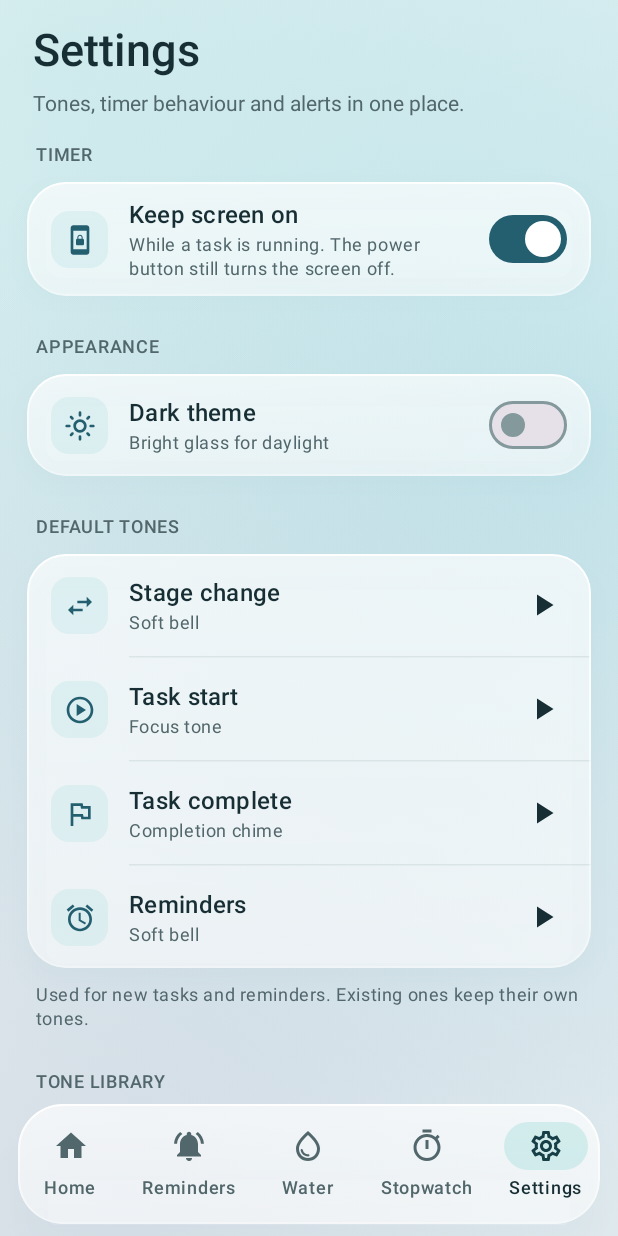
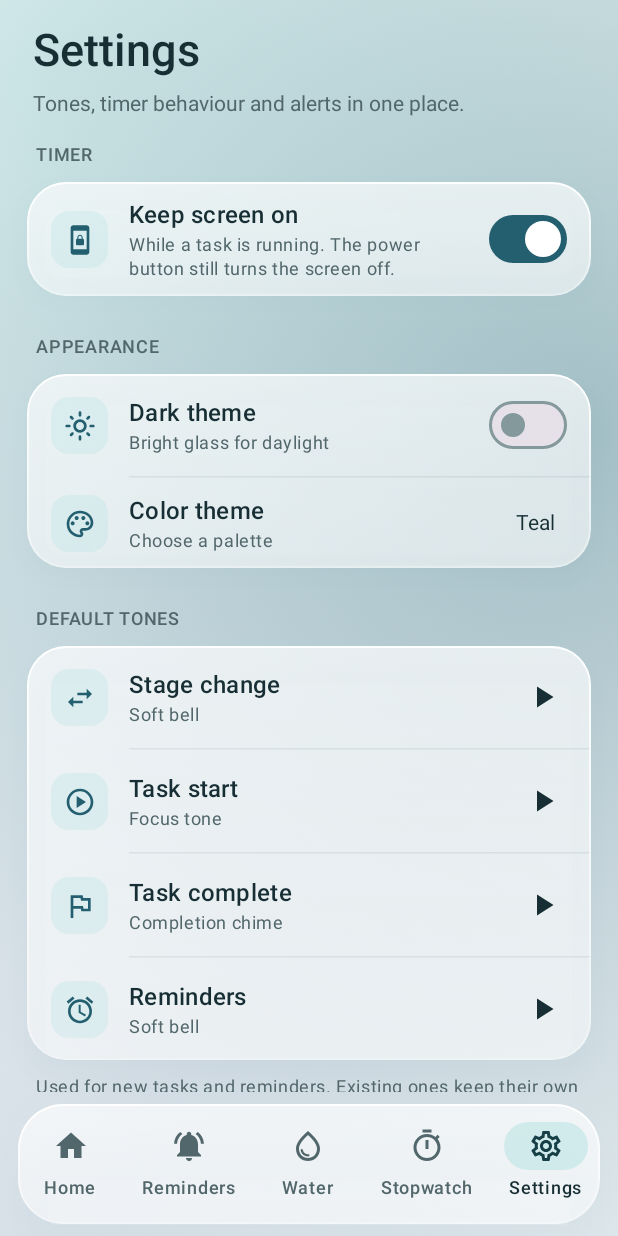
Before and after one commit to akshay-snpune/Alarming, an Android app built with Jetpack Compose: the screen it shows after launch (MainActivity), item 5 of the bottom bar chosen, on a phone screen of 412 x 824 dp. Run offline under Robolectric (Android 15) with nearby library versions, the phone set to English and light mode, and no system bars; our stand-ins replace Room's generated code.

Commit message:
feat: add color theme selection to settings
- Introduced a new setting for users to choose their preferred color theme.
- Added a modal bottom sheet for theme selection with radio buttons for each theme.
- Updated SettingsViewModel to handle color theme changes.
- Enhanced AlarmingTheme to support multiple color schemes based on user selection.
- Updated AlarmingApp to apply the selected color theme to the UI.
- Added unit tests for AppColorTheme to ensure distinct light and dark primary colors.
- Removed outdated architecture and development progress documentation.

Signed-off-by: Akshay Jadhav <akshay.jadhav@springernature.com>

```diff
--- a/app/src/main/java/com/alarming/feature/settings/AppSettingsStore.kt
+++ b/app/src/main/java/com/alarming/feature/settings/AppSettingsStore.kt
@@ -15,6 +15,7 @@ import kotlinx.coroutines.flow.map
 
 data class AppSettings(
     val darkTheme: Boolean = false,
+    val colorTheme: AppColorTheme = AppColorTheme.TEAL,
     val keepScreenOn: Boolean = true,
     val defaultStageTone: String = "Soft bell",
     val defaultStartTone: String = "Focus tone",
@@ -22,6 +23,18 @@ data class AppSettings(
     val defaultReminderTone: String = "Soft bell",
     val defaultVibration: Boolean = false,
 )
+
+enum class AppColorTheme(val label: String, val storageKey: String) {
+    TEAL("Teal", "teal"),
+    LAVENDER("Lavender", "lavender"),
+    ROSE("Rose", "rose"),
+    GRAPHITE("Graphite", "graphite");
+
+    companion object {
+        fun fromStorageKey(key: String?): AppColorTheme =
+            entries.firstOrNull { it.storageKey == key } ?: TEAL
+    }
+}
 
 enum class DefaultToneSlot { STAGE, START, COMPLETION, REMINDER }
 
@@ -35,6 +48,7 @@ class AppSettingsStore private constructor(context: Context) {
         .map(::toSettings)
 
     suspend fun setDarkTheme(enabled: Boolean) = store.edit { it[DARK_THEME] = enabled }
+    suspend fun setColorTheme(theme: AppColorTheme) = store.edit { it[COLOR_THEME] = theme.storageKey }
     suspend fun setKeepScreenOn(enabled: Boolean) = store.edit { it[KEEP_SCREEN_ON] = enabled }
     suspend fun setDefaultVibration(enabled: Boolean) = store.edit { it[DEFAULT_VIBRATION] = enabled }
     suspend fun setDefaultTone(slot: DefaultToneSlot, toneId: String) = store.edit { it[keyFor(slot)] = toneId }
@@ -45,6 +59,7 @@ class AppSettingsStore private constructor(context: Context) {
         val defaults = AppSettings()
         return AppSettings(
             darkTheme = prefs[DARK_THEME] ?: defaults.darkTheme,
+            colorTheme = AppColorTheme.fromStorageKey(prefs[COLOR_THEME]),
             keepScreenOn = prefs[KEEP_SCREEN_ON] ?: defaults.keepScreenOn,
             defaultStageTone = prefs[STAGE_TONE] ?: defaults.defaultStageTone,
             defaultStartTone = prefs[START_TONE] ?: defaults.defaultStartTone,
@@ -56,6 +71,7 @@ class AppSettingsStore private constructor(context: Context) {
 
     companion object {
         private val DARK_THEME = booleanPreferencesKey("dark_theme")
+        private val COLOR_THEME = stringPreferencesKey("color_theme")
         private val KEEP_SCREEN_ON = booleanPreferencesKey("keep_screen_on")
         private val DEFAULT_VIBRATION = booleanPreferencesKey("default_vibration")
         private val STAGE_TONE = stringPreferencesKey("default_stage_tone")
--- a/app/src/main/java/com/alarming/feature/settings/SettingsScreen.kt
+++ b/app/src/main/java/com/alarming/feature/settings/SettingsScreen.kt
@@ -41,6 +41,7 @@ import androidx.compose.material.icons.outlined.ExpandMore
 import androidx.compose.material.icons.outlined.LightMode
 import androidx.compose.material.icons.outlined.LibraryMusic
 import androidx.compose.material.icons.outlined.Notifications
+import androidx.compose.material.icons.outlined.Palette
 import androidx.compose.material.icons.outlined.PlayCircle
 import androidx.compose.material.icons.outlined.Flag
 import androidx.compose.material.icons.outlined.ScreenLockPortrait
@@ -53,6 +54,7 @@ import androidx.compose.material3.Icon
 import androidx.compose.material3.IconButton
 import androidx.compose.material3.MaterialTheme
 import androidx.compose.material3.ModalBottomSheet
+import androidx.compose.material3.RadioButton
 import androidx.compose.material3.Switch
 import androidx.compose.material3.Text
 import androidx.compose.material3.TextButton
@@ -95,6 +97,7 @@ internal fun SettingsScreen(model: SettingsViewModel, modifier: Modifier = Modif
     var previewError by remember { mutableStateOf<String?>(null) }
     val preview = rememberTonePreview { previewError = it }
     var choosingDefault by remember { mutableStateOf<DefaultToneSlot?>(null) }
+    var choosingTheme by remember { mutableStateOf(false) }
     var deleting by remember { mutableStateOf<ReminderTone?>(null) }
     var showBuiltIn by remember { mutableStateOf(false) }
 
@@ -131,6 +134,15 @@ internal fun SettingsScreen(model: SettingsViewModel, modifier: Modifier = Modif
                 checked = settings.darkTheme,
                 onCheckedChange = model::setDarkTheme,
             )
+            RowDivider()
+            SettingRow(
+                icon = Icons.Outlined.Palette,
+                title = "Color theme",
+                subtitle = "Choose a palette",
+                onClick = { choosingTheme = true },
+            ) {
+                Text(settings.colorTheme.label, style = MaterialTheme.typography.bodyMedium, modifier = Modifier.padding(end = 16.dp))
+            }
         }
 
         Spacer(Modifier.height(6.dp))
@@ -236,6 +248,41 @@ internal fun SettingsScreen(model: SettingsViewModel, modifier: Modifier = Modif
                     model.setDefaultTone(slot, id)
                     choosingDefault = null
                 }, showImportHint = false)
+                Spacer(Modifier.height(12.dp))
+            }
+        }
+    }
+
+    if (choosingTheme) {
+        ModalBottomSheet(
+            onDismissRequest = { choosingTheme = false },
+            sheetState = rememberModalBottomSheetState(skipPartiallyExpanded = true),
+            shape = RoundedCornerShape(topStart = 30.dp, topEnd = 30.dp),
+        ) {
+            Column(
+                Modifier.verticalScroll(rememberScrollState()).padding(horizontal = 20.dp).navigationBarsPadding(),
+                verticalArrangement = Arrangement.spacedBy(4.dp),
+            ) {
+                Text("Color theme", style = MaterialTheme.typography.headlineSmall, modifier = Modifier.padding(bottom = 8.dp))
+                AppColorTheme.entries.forEach { theme ->
+                    SettingRow(
+                        icon = Icons.Outlined.Palette,
+                        title = theme.label,
+                        subtitle = if (theme == settings.colorTheme) "Selected" else "Choose this palette",
+                        onClick = {
+                            model.setColorTheme(theme)
+                            choosingTheme = false
+                        },
+                    ) {
+                        RadioButton(
+                            selected = theme == settings.colorTheme,
+                            onClick = {
+                                model.setColorTheme(theme)
+                                choosingTheme = false
+                            },
+                        )
+                    }
+                }
                 Spacer(Modifier.height(12.dp))
             }
         }
--- a/app/src/main/java/com/alarming/feature/settings/SettingsViewModel.kt
+++ b/app/src/main/java/com/alarming/feature/settings/SettingsViewModel.kt
@@ -18,6 +18,7 @@ class SettingsViewModel(application: Application) : AndroidViewModel(application
     val toneDeletionError = MutableStateFlow<String?>(null)
 
     fun setDarkTheme(enabled: Boolean) { viewModelScope.launch { store.setDarkTheme(enabled) } }
+    fun setColorTheme(theme: AppColorTheme) { viewModelScope.launch { store.setColorTheme(theme) } }
     fun setKeepScreenOn(enabled: Boolean) { viewModelScope.launch { store.setKeepScreenOn(enabled) } }
     fun setDefaultVibration(enabled: Boolean) { viewModelScope.launch { store.setDefaultVibration(enabled) } }
     fun setDefaultTone(slot: DefaultToneSlot, toneId: String) { viewModelScope.launch { store.setDefaultTone(slot, toneId) } }
--- a/app/src/main/java/com/alarming/ui/AlarmingApp.kt
+++ b/app/src/main/java/com/alarming/ui/AlarmingApp.kt
@@ -1,7 +1,6 @@
 package com.alarming.ui
 
 import android.app.Activity
-import android.graphics.Color as AndroidColor
 import android.media.AudioAttributes
 import android.media.SoundPool
 import android.os.Handler
@@ -93,7 +92,9 @@ import androidx.compose.ui.Modifier
 import androidx.compose.ui.draw.clip
 import androidx.compose.ui.geometry.Offset
 import androidx.compose.ui.graphics.StrokeCap
+import androidx.compose.ui.graphics.luminance
 import androidx.compose.ui.graphics.drawscope.Stroke
+import androidx.compose.ui.graphics.toArgb
 import androidx.compose.ui.platform.LocalContext
 import androidx.compose.ui.platform.LocalView
 import androidx.compose.ui.res.painterResource
@@ -120,17 +121,18 @@ internal fun AlarmingApp(viewModel: PrototypeViewModel = viewModel()) {
     val reminders by remindersModel.records.collectAsStateWithLifecycle()
     val upcoming = reminders.filter { it.enabled && !it.completed && it.nextTrigger != null }.minByOrNull { it.nextTrigger!! }
 
-    AlarmingTheme(darkTheme = settings.darkTheme) {
+    AlarmingTheme(darkTheme = settings.darkTheme, colorTheme = settings.colorTheme) {
+        val colors = MaterialTheme.colorScheme
+        val useLightSystemBars = colors.background.luminance() > 0.5f
         SideEffect {
             val activity = context as? Activity
             activity?.window?.let { window ->
-                val isDark = settings.darkTheme
-                window.statusBarColor = if (isDark) AndroidColor.rgb(16, 29, 34) else AndroidColor.rgb(240, 247, 247)
-                window.navigationBarColor = if (isDark) AndroidColor.rgb(16, 29, 34) else AndroidColor.rgb(249, 253, 253)
-                window.decorView.systemUiVisibility = if (isDark) {
+                window.statusBarColor = colors.background.toArgb()
+                window.navigationBarColor = colors.surface.toArgb()
+                window.decorView.systemUiVisibility = if (useLightSystemBars) {
+                    View.SYSTEM_UI_FLAG_LIGHT_STATUS_BAR or View.SYSTEM_UI_FLAG_LIGHT_NAVIGATION_BAR
+                } else {
                     0
-                } else {
-                    View.SYSTEM_UI_FLAG_LIGHT_STATUS_BAR or View.SYSTEM_UI_FLAG_LIGHT_NAVIGATION_BAR
                 }
             }
         }
--- a/app/src/main/java/com/alarming/ui/AlarmingTheme.kt
+++ b/app/src/main/java/com/alarming/ui/AlarmingTheme.kt
@@ -1,6 +1,7 @@
 package com.alarming.ui
 
 import androidx.compose.material3.MaterialTheme
+import androidx.compose.material3.ColorScheme
 import androidx.compose.material3.darkColorScheme
 import androidx.compose.material3.lightColorScheme
 import androidx.compose.runtime.Composable
@@ -13,8 +14,9 @@ import androidx.compose.material3.Typography
 import androidx.compose.material3.Shapes
 import androidx.compose.foundation.shape.RoundedCornerShape
 import androidx.compose.ui.unit.dp
+import com.alarming.feature.settings.AppColorTheme
 
-private val LightColors = lightColorScheme(
+private val TealLightColors = lightColorScheme(
     primary = Color(0xFF245F70),
     onPrimary = Color(0xFFFFFFFF),
     secondary = Color(0xFFB9E3E4),
@@ -29,7 +31,7 @@ private val LightColors = lightColorScheme(
     outline = Color(0xFF83999C),
 )
 
-private val DarkColors = darkColorScheme(
+private val TealDarkColors = darkColorScheme(
     primary = Color(0xFFA3D3DF),
     onPrimary = Color(0xFF103942),
     secondary = Color(0xFF94CFD0),
@@ -43,6 +45,103 @@ private val DarkColors = darkColorScheme(
     onSurfaceVariant = Color(0xFFB5C9CB),
     outline = Color(0xFF789397),
 )
+
+private val LavenderLightColors = lightColorScheme(
+    primary = Color(0xFF6553A4),
+    onPrimary = Color.White,
+    secondary = Color(0xFFDED2F4),
+    onSecondary = Color(0xFF31244A),
+    tertiary = Color(0xFF8961A8),
+    background = Color(0xFFF8F5FC),
+    onBackground = Color(0xFF21172B),
+    surface = Color(0xFFFFFBFF),
+    onSurface = Color(0xFF21172B),
+    surfaceVariant = Color(0xFFEAE2F0),
+    onSurfaceVariant = Color(0xFF50465A),
+    outline = Color(0xFF81758B),
+)
+
+private val LavenderDarkColors = darkColorScheme(
+    primary = Color(0xFFD0BCFF),
+    onPrimary = Color(0xFF35275A),
+    secondary = Color(0xFF4C3D67),
+    onSecondary = Color(0xFFE8DDFF),
+    tertiary = Color(0xFFE2B8F4),
+    background = Color(0xFF1B1724),
+    onBackground = Color(0xFFEAE0F4),
+    surface = Color(0xFF251F30),
+    onSurface = Color(0xFFEAE0F4),
+    surfaceVariant = Color(0xFF383143),
+    onSurfaceVariant = Color(0xFFC9BED2),
+    outline = Color(0xFF93889C),
+)
+
+private val RoseLightColors = lightColorScheme(
+    primary = Color(0xFFA34463),
+    onPrimary = Color.White,
+    secondary = Color(0xFFF2CDD7),
+    onSecondary = Color(0xFF4A1D2D),
+    tertiary = Color(0xFF83506A),
+    background = Color(0xFFFFF5F7),
+    onBackground = Color(0xFF321A22),
+    surface = Color(0xFFFFFBFC),
+    onSurface = Color(0xFF321A22),
+    surfaceVariant = Color(0xFFF1DFE4),
+    onSurfaceVariant = Color(0xFF55434A),
+    outline = Color(0xFF89747B),
+)
+
+private val RoseDarkColors = darkColorScheme(
+    primary = Color(0xFFFFB1C4),
+    onPrimary = Color(0xFF5B1129),
+    secondary = Color(0xFF704052),
+    onSecondary = Color(0xFFFFD9E2),
+    tertiary = Color(0xFFE7B8CF),
+    background = Color(0xFF25171C),
+    onBackground = Color(0xFFF4DDE3),
+    surface = Color(0xFF302126),
+    onSurface = Color(0xFFF4DDE3),
+    surfaceVariant = Color(0xFF4A3139),
+    onSurfaceVariant = Color(0xFFD7BFC6),
+    outline = Color(0xFFA58A93),
+)
+
+private val GraphiteLightColors = lightColorScheme(
+    primary = Color(0xFF4D5968),
+    onPrimary = Color.White,
+    secondary = Color(0xFFCAD6E2),
+    onSecondary = Color(0xFF202A34),
+    tertiary = Color(0xFF527A91),
+    background = Color(0xFFF4F5F7),
+    onBackground = Color(0xFF1A1D21),
+    surface = Color(0xFFFBFCFD),
+    onSurface = Color(0xFF1A1D21),
+    surfaceVariant = Color(0xFFE1E6EB),
+    onSurfaceVariant = Color(0xFF434B54),
+    outline = Color(0xFF737D87),
+)
+
+private val GraphiteDarkColors = darkColorScheme(
+    primary = Color(0xFFB8C7D9),
+    onPrimary = Color(0xFF23303C),
+    secondary = Color(0xFF42515F),
+    onSecondary = Color(0xFFDCE7F4),
+    tertiary = Color(0xFF9AC8DE),
+    background = Color(0xFF15191E),
+    onBackground = Color(0xFFE1E5EA),
+    surface = Color(0xFF1D2329),
+    onSurface = Color(0xFFE1E5EA),
+    surfaceVariant = Color(0xFF313A43),
+    onSurfaceVariant = Color(0xFFC0C9D2),
+    outline = Color(0xFF8D9AA5),
+)
+
+internal fun appColorScheme(theme: AppColorTheme, darkTheme: Boolean): ColorScheme = when (theme) {
+    AppColorTheme.TEAL -> if (darkTheme) TealDarkColors else TealLightColors
+    AppColorTheme.LAVENDER -> if (darkTheme) LavenderDarkColors else LavenderLightColors
+    AppColorTheme.ROSE -> if (darkTheme) RoseDarkColors else RoseLightColors
+    AppColorTheme.GRAPHITE -> if (darkTheme) GraphiteDarkColors else GraphiteLightColors
+}
 
 private val AppTypography = Typography(
     displayLarge = TextStyle(
@@ -99,10 +198,11 @@ private val AppShapes = Shapes(
 @Composable
 fun AlarmingTheme(
     darkTheme: Boolean = false,
+    colorTheme: AppColorTheme = AppColorTheme.TEAL,
     content: @Composable () -> Unit,
 ) {
     MaterialTheme(
-        colorScheme = if (darkTheme) DarkColors else LightColors,
+        colorScheme = appColorScheme(colorTheme, darkTheme),
         typography = AppTypography,
         shapes = AppShapes,
         content = content,
--- a/app/src/main/java/com/alarming/ui/Glass.kt
+++ b/app/src/main/java/com/alarming/ui/Glass.kt
@@ -95,7 +95,7 @@ internal fun GlassBackground(modifier: Modifier = Modifier, content: @Composable
     val dark = isDarkGlass()
     val pools = listOf(
         Triple(Offset(0.1f, 0.05f), colors.secondary.copy(alpha = if (dark) 0.16f else 0.45f), 0.75f),
-        Triple(Offset(0.95f, 0.35f), Color(0xFF7FC8D8).copy(alpha = if (dark) 0.14f else 0.35f), 0.7f),
+        Triple(Offset(0.95f, 0.35f), colors.primary.copy(alpha = if (dark) 0.14f else 0.35f), 0.7f),
         Triple(Offset(0.2f, 0.95f), colors.tertiary.copy(alpha = if (dark) 0.1f else 0.18f), 0.8f),
     )
     Box(
```
Also changed, not shown: 6 other files.
